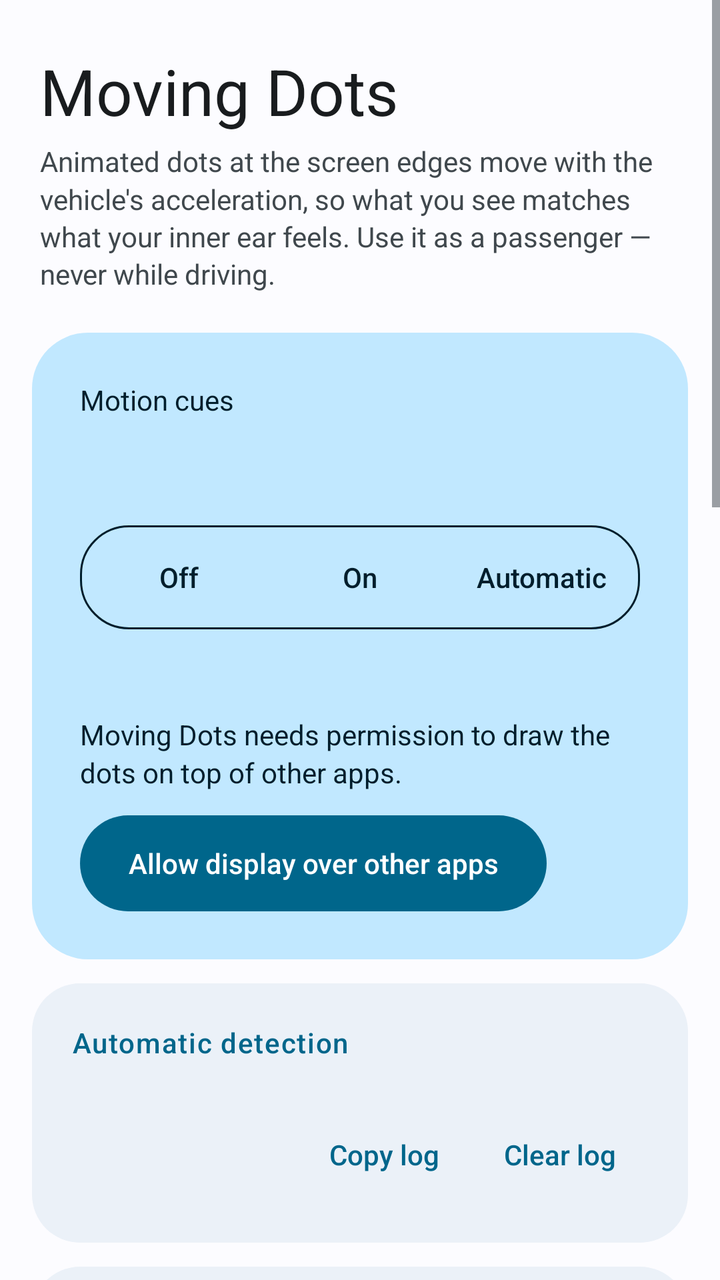
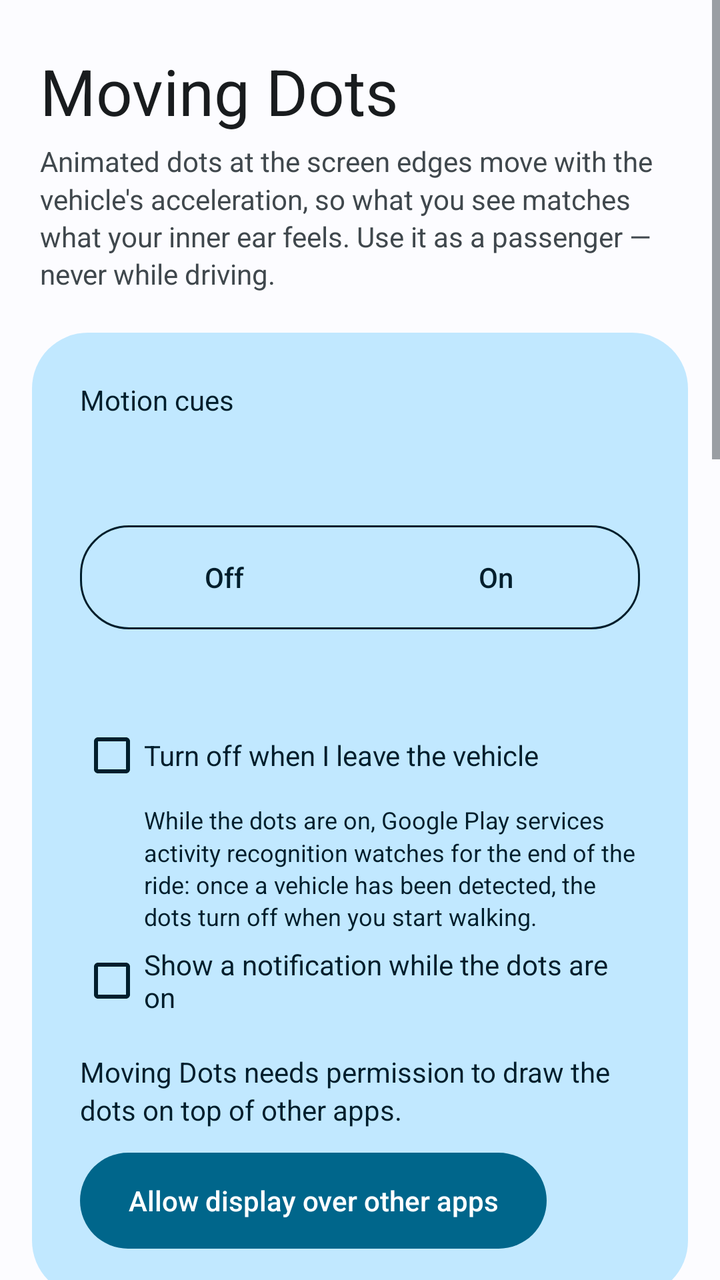

Before-and-after screenshots of an Android layout around one commit, followed by the original layout XML and the change that was made.
<!-- AndroidManifest.xml: application theme AppTheme -->
<!-- res/layout/activity_main.xml -->
<?xml version="1.0" encoding="utf-8"?>
<ScrollView xmlns:android="http://schemas.android.com/apk/res/android"
    android:layout_width="match_parent"
    android:layout_height="match_parent"
    android:clipToPadding="false"
    android:fitsSystemWindows="true">

    <LinearLayout
        android:layout_width="match_parent"
        android:layout_height="wrap_content"
        android:orientation="vertical"
        android:paddingHorizontal="16dp"
        android:paddingTop="24dp"
        android:paddingBottom="24dp">

        <TextView
            android:layout_width="match_parent"
            android:layout_height="wrap_content"
            android:paddingHorizontal="4dp"
            android:text="@string/app_name"
            android:textColor="@color/text_primary"
            android:textSize="32sp" />

        <TextView
            style="@style/Body"
            android:layout_marginTop="4dp"
            android:paddingHorizontal="4dp"
            android:text="@string/intro" />

        
        <LinearLayout
            style="@style/Card"
            android:layout_marginTop="20dp"
            android:background="@drawable/bg_hero"
            android:padding="24dp">

            <TextView
                android:layout_width="wrap_content"
                android:layout_height="wrap_content"
                android:text="@string/tile_label"
                android:textColor="@color/on_primary_container"
                android:textSize="14sp" />

            <TextView
                android:id="@+id/status"
                android:layout_width="match_parent"
                android:layout_height="wrap_content"
                android:accessibilityLiveRegion="polite"
                android:fontFamily="sans-serif-medium"
                android:textColor="@color/on_primary_container"
                android:textSize="28sp" />

            <RadioGroup
                android:id="@+id/mode"
                android:layout_width="match_parent"
                android:layout_height="wrap_content"
                android:layout_marginTop="16dp"
                android:background="@drawable/bg_segment_group"
                android:orientation="horizontal"
                android:padding="4dp">

                <RadioButton
                    android:id="@+id/mode_off"
                    style="@style/Segment"
                    android:text="@string/mode_off" />

                <RadioButton
                    android:id="@+id/mode_on"
                    style="@style/Segment"
                    android:text="@string/mode_on" />

                <RadioButton
                    android:id="@+id/mode_auto"
                    style="@style/Segment"
                    android:text="@string/mode_auto" />
            </RadioGroup>

            <TextView
                android:id="@+id/mode_desc"
                style="@style/Body"
                android:layout_marginTop="12dp"
                android:textColor="@color/on_primary_container" />

            <TextView
                android:id="@+id/overlay_hint"
                style="@style/Body"
                android:layout_marginTop="12dp"
                android:text="@string/overlay_hint"
                android:textColor="@color/on_primary_container" />

            <Button
                android:id="@+id/grant_overlay"
                style="@style/FilledButton"
                android:layout_marginTop="12dp"
                android:text="@string/grant_overlay" />
        </LinearLayout>

        
        <LinearLayout
            android:id="@+id/detection_card"
            style="@style/Card">

            <TextView
                style="@style/SectionTitle"
                android:text="@string/detection_title" />

            <LinearLayout
                android:id="@+id/test_trigger_section"
                android:layout_width="match_parent"
                android:layout_height="wrap_content"
                android:layout_marginTop="8dp"
                android:orientation="vertical"
                android:visibility="gone">

                <TextView
                    style="@style/Body"
                    android:text="@string/test_trigger"
                    android:textColor="@color/text_primary" />

                <RadioGroup
                    android:id="@+id/test_trigger"
                    android:layout_width="match_parent"
                    android:layout_height="wrap_content"
                    android:orientation="horizontal">

                    <RadioButton
                        android:id="@+id/test_vehicle"
                        android:layout_width="wrap_content"
                        android:layout_height="wrap_content"
                        android:buttonTint="@color/primary"
                        android:minHeight="48dp"
                        android:text="@string/test_vehicle" />

                    <RadioButton
                        android:id="@+id/test_walking"
                        android:layout_width="wrap_content"
                        android:layout_height="wrap_content"
                        android:layout_marginStart="16dp"
                        android:buttonTint="@color/primary"
                        android:minHeight="48dp"
                        android:text="@string/test_walking" />
                </RadioGroup>
            </LinearLayout>

            <TextView
                android:id="@+id/detection_log"
                style="@style/Body"
                android:layout_marginTop="8dp"
                android:fontFamily="monospace"
                android:textIsSelectable="true"
                android:textSize="11sp" />

            <LinearLayout
                android:layout_width="match_parent"
                android:layout_height="wrap_content"
                android:gravity="end"
                android:orientation="horizontal">

                <Button
                    android:id="@+id/detection_copy"
                    style="@style/TextButton"
                    android:text="@string/detection_copy" />

                <Button
                    android:id="@+id/detection_clear"
                    style="@style/TextButton"
                    android:text="@string/detection_clear" />
            </LinearLayout>
        </LinearLayout>

        
        <LinearLayout style="@style/Card">

            <TextView
                style="@style/SectionTitle"
                android:text="@string/section_appearance" />

            <FrameLayout
                android:id="@+id/preview"
                android:layout_width="match_parent"
                android:layout_height="180dp"
                android:layout_marginTop="12dp"
                android:background="@drawable/bg_preview"
                android:clipToOutline="true" />

            <TextView
                style="@style/Body"
                android:layout_marginTop="6dp"
                android:gravity="center"
                android:text="@string/preview_caption"
                android:textSize="12sp" />

            <LinearLayout
                android:id="@+id/sliders"
                android:layout_width="match_parent"
                android:layout_height="wrap_content"
                android:orientation="vertical" />

            <CheckBox
                android:id="@+id/top_bottom"
                android:layout_width="match_parent"
                android:layout_height="wrap_content"
                android:layout_marginTop="8dp"
                android:buttonTint="@color/primary"
                android:minHeight="48dp"
                android:text="@string/top_bottom_dots" />

            <TextView
                style="@style/Body"
                android:layout_marginTop="12dp"
                android:text="@string/dot_color"
                android:textColor="@color/text_primary" />

            <RadioGroup
                android:id="@+id/color"
                android:layout_width="match_parent"
                android:layout_height="wrap_content"
                android:layout_marginTop="4dp">

                <RadioButton android:id="@+id/color_auto" android:layout_width="match_parent"
                    android:layout_height="wrap_content" android:minHeight="44dp"
                    android:buttonTint="@color/primary" android:text="@string/color_auto" />
                <RadioButton android:id="@+id/color_white" android:layout_width="match_parent"
                    android:layout_height="wrap_content" android:minHeight="44dp"
                    android:buttonTint="@color/primary" android:text="@string/color_white" />
                <RadioButton android:id="@+id/color_black" android:layout_width="match_parent"
                    android:layout_height="wrap_content" android:minHeight="44dp"
                    android:buttonTint="@color/primary" android:text="@string/color_black" />
                <RadioButton android:id="@+id/color_blue" android:layout_width="match_parent"
                    android:layout_height="wrap_content" android:minHeight="44dp"
                    android:buttonTint="@color/primary" android:text="@string/color_blue" />
            </RadioGroup>
        </LinearLayout>

        
        <LinearLayout style="@style/Card">

            <TextView
                style="@style/SectionTitle"
                android:text="@string/section_misc" />

            <TextView
                android:id="@+id/misc_value"
                android:layout_width="match_parent"
                android:layout_height="wrap_content"
                android:layout_marginTop="12dp"
                android:fontFamily="sans-serif-medium"
                android:textColor="@color/text_primary"
                android:textSize="36sp" />

            <TextView
                android:id="@+id/misc_label"
                style="@style/Body" />

            <SeekBar
                android:id="@+id/misc"
                style="@style/Slider"
                android:layout_marginTop="8dp"
                android:max="10" />

            <CheckBox
                android:id="@+id/misc_dots_on"
                android:layout_width="match_parent"
                android:layout_height="wrap_content"
                android:buttonTint="@color/primary"
                android:minHeight="48dp"
                android:text="@string/misc_dots_on" />

            <Button
                android:id="@+id/misc_save"
                style="@style/FilledButton"
                android:layout_marginTop="4dp"
                android:text="@string/misc_save" />

            <TextView
                android:id="@+id/misc_summary"
                style="@style/Body"
                android:layout_marginTop="12dp" />

            <LinearLayout
                android:id="@+id/history_section"
                android:layout_width="match_parent"
                android:layout_height="wrap_content"
                android:layout_marginTop="16dp"
                android:orientation="vertical">

                <TextView
                    style="@style/SectionTitle"
                    android:text="@string/history" />

                <LinearLayout
                    android:id="@+id/history"
                    android:layout_width="match_parent"
                    android:layout_height="wrap_content"
                    android:layout_marginTop="4dp"
                    android:orientation="vertical" />

                <LinearLayout
                    android:layout_width="match_parent"
                    android:layout_height="wrap_content"
                    android:gravity="end"
                    android:orientation="horizontal">

                    <Button
                        android:id="@+id/history_toggle"
                        style="@style/TextButton" />

                    <Button
                        android:id="@+id/history_clear"
                        style="@style/TextButton"
                        android:text="@string/history_clear" />
                </LinearLayout>
            </LinearLayout>
        </LinearLayout>
    </LinearLayout>
</ScrollView>
<!-- resources referenced by this layout -->
<resources>
  <color name="on_primary_container">@android:color/system_accent1_900</color>
  <color name="primary">@android:color/system_accent1_600</color>
  <color name="text_primary">@android:color/system_neutral1_900</color>
  <!-- drawable bg_hero (drawable) -->
  <?xml version="1.0" encoding="utf-8"?>
  <shape xmlns:android="http://schemas.android.com/apk/res/android">
      <solid android:color="@color/primary_container" />
      <corners android:radius="28dp" />
  </shape>
  <!-- drawable bg_preview (drawable) -->
  <?xml version="1.0" encoding="utf-8"?>
  <shape xmlns:android="http://schemas.android.com/apk/res/android">
      <solid android:color="@color/surface_inner" />
      <corners android:radius="16dp" />
  </shape>
  <!-- drawable bg_segment_group (drawable) -->
  <?xml version="1.0" encoding="utf-8"?>
  <shape xmlns:android="http://schemas.android.com/apk/res/android">
      <solid android:color="@android:color/transparent" />
      <stroke android:width="1dp" android:color="@color/on_primary_container" />
      <corners android:radius="24dp" />
  </shape>
  <string name="app_name" translatable="false">Moving Dots</string>
  <string name="color_auto">Dark with outline (any background)</string>
  <string name="color_black">Black</string>
  <string name="color_blue">Blue</string>
  <string name="color_white">White</string>
  <string name="detection_clear">Clear log</string>
  <string name="detection_copy">Copy log</string>
  <string name="detection_title">Automatic detection</string>
  <string name="dot_color">Dot color</string>
  <string name="grant_overlay">Allow display over other apps</string>
  <string name="history">History</string>
  <string name="history_clear">Clear history</string>
  <string name="intro">Animated dots at the screen edges move with the vehicle\'s acceleration, so what you see matches what your inner ear feels. Use it as a passenger — never while driving.</string>
  <string name="misc_dots_on">Dots were on during this ride</string>
  <string name="misc_save">Save rating</string>
  <string name="mode_auto">Automatic</string>
  <string name="mode_off">Off</string>
  <string name="mode_on">On</string>
  <string name="overlay_hint">Moving Dots needs permission to draw the dots on top of other apps.</string>
  <string name="preview_caption">Preview — gently accelerating and braking</string>
  <string name="section_appearance">Appearance</string>
  <string name="section_misc">How did you feel on this ride?</string>
  <string name="test_trigger" translatable="false">Test trigger (debug build only)</string>
  <string name="test_vehicle" translatable="false">Vehicle</string>
  <string name="test_walking" translatable="false">Walking</string>
  <string name="tile_label">Motion cues</string>
  <string name="top_bottom_dots">Also show dots at the top and bottom</string>
  <color name="primary_container">@android:color/system_accent1_100</color>
  <color name="surface_inner">@android:color/system_neutral2_100</color>
  <color name="text_secondary">@android:color/system_neutral2_700</color>
  <!-- drawable bg_card (drawable) -->
  <?xml version="1.0" encoding="utf-8"?>
  <shape xmlns:android="http://schemas.android.com/apk/res/android">
      <solid android:color="@color/surface" />
      <corners android:radius="24dp" />
  </shape>
  <!-- drawable bg_button (drawable) -->
  <?xml version="1.0" encoding="utf-8"?>
  <ripple xmlns:android="http://schemas.android.com/apk/res/android" android:color="#33FFFFFF">
      <item>
          <shape>
              <solid android:color="@color/primary" />
              <corners android:radius="24dp" />
          </shape>
      </item>
  </ripple>
  <color name="on_primary">@android:color/system_accent1_0</color>
  <color name="outline">@android:color/system_neutral2_400</color>
  <color name="bg">@android:color/system_neutral1_10</color>
  <color name="surface">@android:color/system_neutral2_50</color>
  <!-- unchanged entries left out for length: 9 -->
</resources>

<!-- the commit's change to res/layout/activity_main.xml (unified diff, before → after) -->
@@ -68,17 +68,39 @@
                     android:id="@+id/mode_on"
                     style="@style/Segment"
                     android:text="@string/mode_on" />
-
-                <RadioButton
-                    android:id="@+id/mode_auto"
-                    style="@style/Segment"
-                    android:text="@string/mode_auto" />
             </RadioGroup>
 
             <TextView
                 android:id="@+id/mode_desc"
                 style="@style/Body"
                 android:layout_marginTop="12dp"
+                android:textColor="@color/on_primary_container" />
+
+            <CheckBox
+                android:id="@+id/auto_stop"
+                android:layout_width="match_parent"
+                android:layout_height="wrap_content"
+                android:layout_marginTop="8dp"
+                android:buttonTint="@color/on_primary_container"
+                android:minHeight="48dp"
+                android:text="@string/auto_stop"
+                android:textColor="@color/on_primary_container" />
+
+            <TextView
+                android:id="@+id/auto_stop_hint"
+                style="@style/Body"
+                android:layout_marginStart="32dp"
+                android:text="@string/auto_stop_hint"
+                android:textColor="@color/on_primary_container"
+                android:textSize="12sp" />
+
+            <CheckBox
+                android:id="@+id/show_notification"
+                android:layout_width="match_parent"
+                android:layout_height="wrap_content"
+                android:buttonTint="@color/on_primary_container"
+                android:minHeight="48dp"
+                android:text="@string/show_notification"
                 android:textColor="@color/on_primary_container" />
 
             <TextView
@@ -103,44 +125,6 @@
             <TextView
                 style="@style/SectionTitle"
                 android:text="@string/detection_title" />
-
-            <LinearLayout
-                android:id="@+id/test_trigger_section"
-                android:layout_width="match_parent"
-                android:layout_height="wrap_content"
-                android:layout_marginTop="8dp"
-                android:orientation="vertical"
-                android:visibility="gone">
-
-                <TextView
-                    style="@style/Body"
-                    android:text="@string/test_trigger"
-                    android:textColor="@color/text_primary" />
-
-                <RadioGroup
-                    android:id="@+id/test_trigger"
-                    android:layout_width="match_parent"
-                    android:layout_height="wrap_content"
-                    android:orientation="horizontal">
-
-                    <RadioButton
-                        android:id="@+id/test_vehicle"
-                        android:layout_width="wrap_content"
-                        android:layout_height="wrap_content"
-                        android:buttonTint="@color/primary"
-                        android:minHeight="48dp"
-                        android:text="@string/test_vehicle" />
-
-                    <RadioButton
-                        android:id="@+id/test_walking"
-                        android:layout_width="wrap_content"
-                        android:layout_height="wrap_content"
-                        android:layout_marginStart="16dp"
-                        android:buttonTint="@color/primary"
-                        android:minHeight="48dp"
-                        android:text="@string/test_walking" />
-                </RadioGroup>
-            </LinearLayout>
 
             <TextView
                 android:id="@+id/detection_log"
<!-- resource entries referenced after the edit -->
@@ -23,13 +23,15 @@
       <corners android:radius="24dp" />
   </shape>
   <string name="app_name" translatable="false">Moving Dots</string>
+  <string name="auto_stop">Turn off when I leave the vehicle</string>
+  <string name="auto_stop_hint">While the dots are on, Google Play services activity recognition watches for the end of the ride: once a vehicle has been detected, the dots turn off when you start walking.</string>
   <string name="color_auto">Dark with outline (any background)</string>
   <string name="color_black">Black</string>
   <string name="color_blue">Blue</string>
   <string name="color_white">White</string>
   <string name="detection_clear">Clear log</string>
   <string name="detection_copy">Copy log</string>
-  <string name="detection_title">Automatic detection</string>
+  <string name="detection_title">Vehicle detection log</string>
   <string name="dot_color">Dot color</string>
   <string name="grant_overlay">Allow display over other apps</string>
   <string name="history">History</string>
@@ -37,16 +39,13 @@
   <string name="intro">Animated dots at the screen edges move with the vehicle\'s acceleration, so what you see matches what your inner ear feels. Use it as a passenger — never while driving.</string>
   <string name="misc_dots_on">Dots were on during this ride</string>
   <string name="misc_save">Save rating</string>
-  <string name="mode_auto">Automatic</string>
   <string name="mode_off">Off</string>
   <string name="mode_on">On</string>
   <string name="overlay_hint">Moving Dots needs permission to draw the dots on top of other apps.</string>
   <string name="preview_caption">Preview — gently accelerating and braking</string>
   <string name="section_appearance">Appearance</string>
   <string name="section_misc">How did you feel on this ride?</string>
-  <string name="test_trigger" translatable="false">Test trigger (debug build only)</string>
-  <string name="test_vehicle" translatable="false">Vehicle</string>
-  <string name="test_walking" translatable="false">Walking</string>
+  <string name="show_notification">Show a notification while the dots are on</string>
   <string name="tile_label">Motion cues</string>
   <string name="top_bottom_dots">Also show dots at the top and bottom</string>
   <color name="primary_container">@android:color/system_accent1_100</color>
